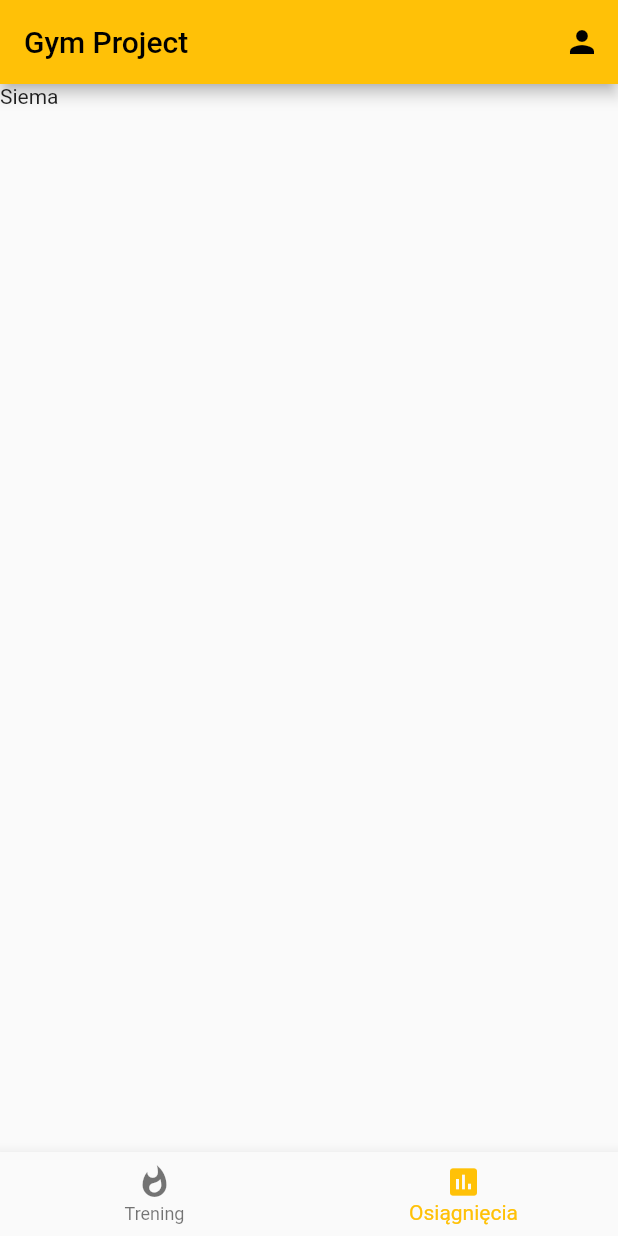
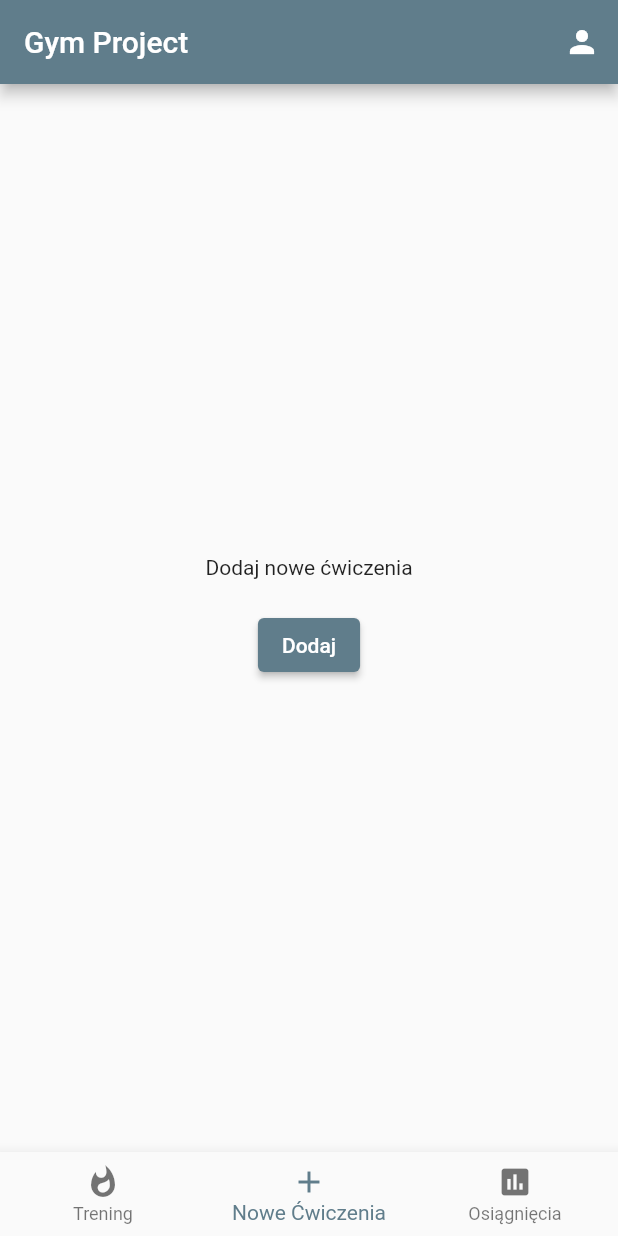
Before and after one commit to kacperreszka/gym_project, a Flutter app: the screen it shows once a user with an empty profile is signed in, item 2 of the bottom bar chosen, on a phone screen of 412 x 824 dp. Run offline on Flutter 3.47's test engine with Material 2 defaults, Android fonts, the phone set to English and light mode, and no system bars; our stand-ins replace bloc, cloud_firestore, firebase_auth, firebase_core, flutter_bloc; missing offline and left inert: flutterfire_ui; accounts and stored records are empty.

Commit message:
Organizaining the project

```diff
--- /dev/null
+++ b/lib/futures/achevements/achevements_page_content.dart
@@ -0,0 +1,19 @@
+import 'package:flutter/material.dart';
+
+
+class AchievementsPageContent extends StatelessWidget {
+  const AchievementsPageContent({
+    Key? key,
+  }) : super(key: key);
+
+  @override
+  Widget build(BuildContext context) {
+    return Center(
+      child: ListView(
+        children: const [
+          Text('Siema'),
+        ],
+      ),
+    );
+  }
+}
--- /dev/null
+++ b/lib/futures/add_page/add_page_content.dart
@@ -0,0 +1,23 @@
+import 'package:flutter/material.dart';
+
+class AddPageContent extends StatelessWidget {
+  const AddPageContent({
+    Key? key,
+  }) : super(key: key);
+
+  @override
+  Widget build(BuildContext context) {
+    return Scaffold(
+      body: Center(
+        child: Column(
+          mainAxisAlignment: MainAxisAlignment.center,
+          children: [
+            const Text('Dodaj nowe ćwiczenia'),
+            const SizedBox(height: 20),
+            ElevatedButton(onPressed: () {}, child: Text('Dodaj'))
+          ],
+        ),
+      ),
+    );
+  }
+}
--- a/lib/futures/home/home_page.dart
+++ b/lib/futures/home/home_page.dart
@@ -1,6 +1,7 @@
-
 import 'package:flutter/material.dart';
 
+import '../achevements/achevements_page_content.dart';
+import '../add_page/add_page_content.dart';
 import '../auth/pages/user_profile.dart';
 import '../training/traning_page_content.dart';
 
@@ -38,6 +39,9 @@ class _HomePageState extends State<HomePage> {
         if (currentIndex == 0) {
           return const TrainingPageContent();
         }
+        if (currentIndex == 1) {
+          return const AddPageContent();
+        }
         return const AchievementsPageContent();
       }),
       bottomNavigationBar: BottomNavigationBar(
@@ -49,26 +53,11 @@ class _HomePageState extends State<HomePage> {
         },
         items: const [
           BottomNavigationBarItem(icon: Icon(Icons.whatshot), label: 'Trening'),
+          BottomNavigationBarItem(
+              icon: Icon(Icons.add), label: 'Nowe Ćwiczenia'),
           BottomNavigationBarItem(icon: Icon(Icons.poll), label: 'Osiągnięcia'),
         ],
       ),
     );
   }
 }
-
-class AchievementsPageContent extends StatelessWidget {
-  const AchievementsPageContent({
-    Key? key,
-  }) : super(key: key);
-
-  @override
-  Widget build(BuildContext context) {
-    return Center(
-      child: ListView(
-        children: const [
-          Text('Siema'),
-        ],
-      ),
-    );
-  }
-}
--- a/lib/main.dart
+++ b/lib/main.dart
@@ -18,8 +18,7 @@ class StartPage extends StatelessWidget {
   Widget build(BuildContext context) {
     return MaterialApp(
       title: 'Gym Project',
-      theme: ThemeData(primarySwatch: Colors.amber),
-
+      theme: ThemeData(primarySwatch: Colors.blueGrey),
       home: const Scaffold(
         body: AuthGate(),
       ),
```
